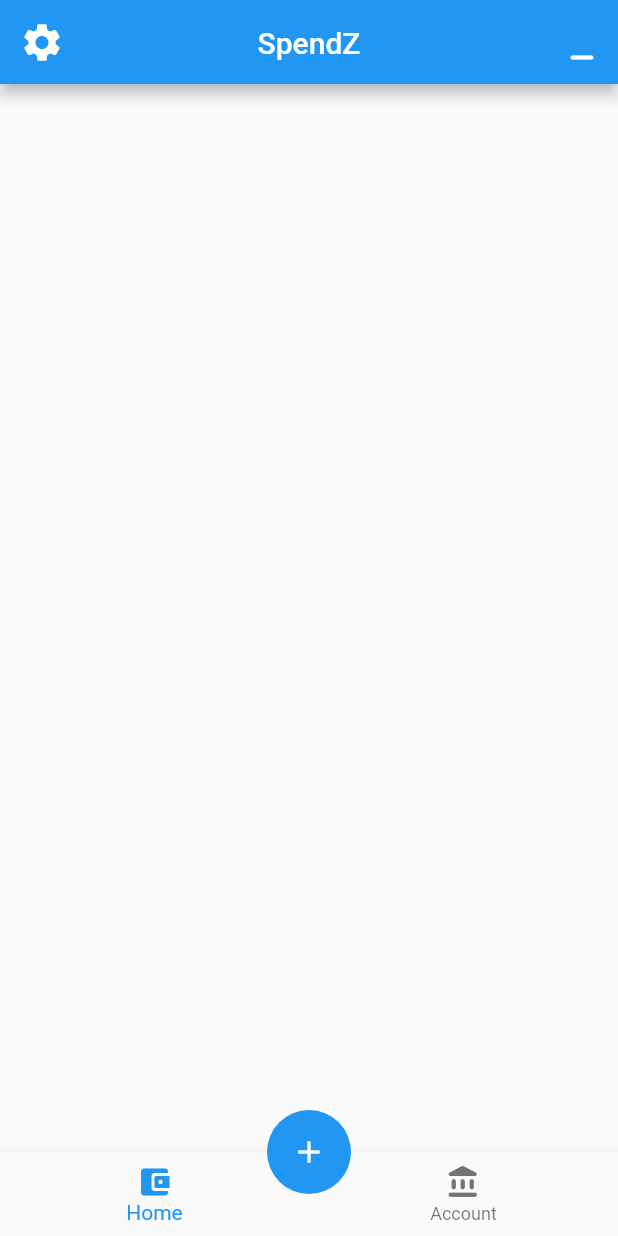
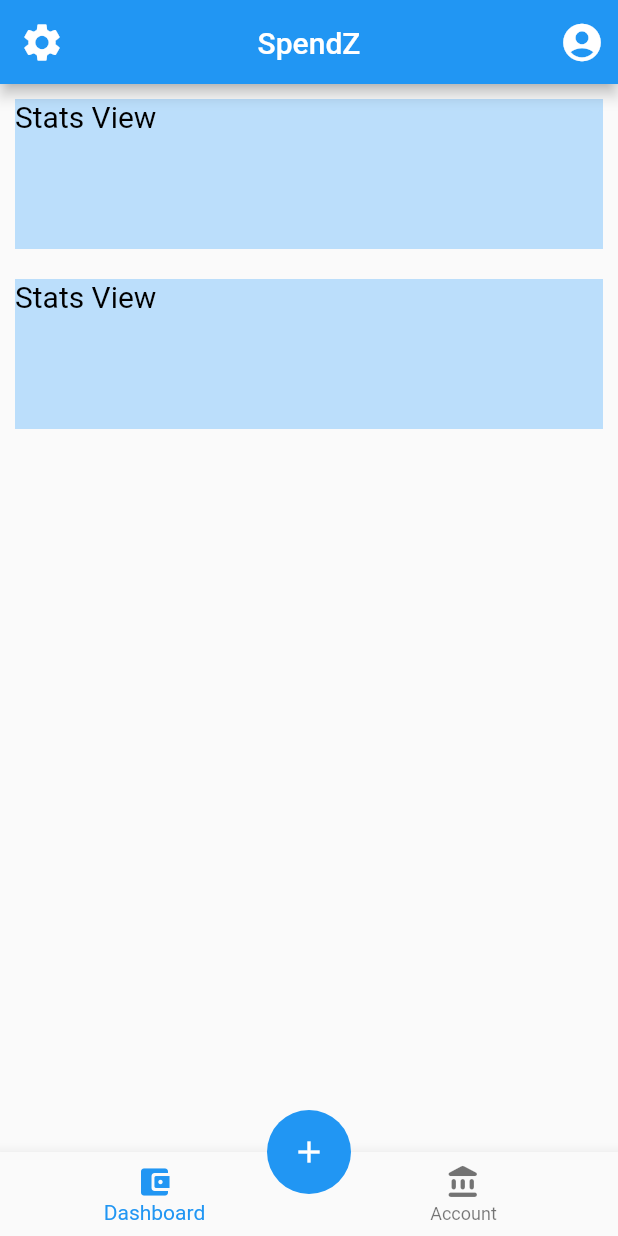
Before and after one commit to gautham2k3/SpendZ, a Flutter app: the screen it shows after launch, on a phone screen of 412 x 824 dp. Run offline on Flutter 3.47's test engine with Material 2 defaults, Android fonts, the phone set to English and light mode, and no system bars.

Commit message:
Added Container

```diff
--- a/lib/main.dart
+++ b/lib/main.dart
@@ -50,7 +50,7 @@ class _MyHomePageState extends State<MyHomePage> {
             ),
             actions: [
               IconButton(
-                icon: const Icon(Icons.minimize_rounded),
+                icon: const Icon(Icons.account_circle_rounded),
                 iconSize: 30,
                 onPressed:() {
                   setState(()
@@ -63,6 +63,24 @@ class _MyHomePageState extends State<MyHomePage> {
                 },
               )
             ],
+          ),
+          SliverList(
+            delegate: SliverChildBuilderDelegate(
+                  (BuildContext context,int index) {
+                return Container(
+                  margin: const EdgeInsets.all(10.0),
+                  height: 100,
+                  color: Colors.blue[100],
+                  child: const Text(
+                    "Stats View",style: TextStyle(
+                    fontSize: 20,
+                    color: Colors.black,
+                  ),
+                  ),
+                );
+              },
+              childCount: 2,
+            ),
           ),
         ],
       ),
@@ -80,7 +98,7 @@ class _MyHomePageState extends State<MyHomePage> {
       bottomNavigationBar: BottomNavigationBar(
         items:  const <BottomNavigationBarItem> [
           BottomNavigationBarItem(icon: Icon(Icons.account_balance_wallet_rounded),
-            label: "Home",
+            label: "Dashboard",
             tooltip: "Home Screen",
           ),
           BottomNavigationBarItem(icon: Icon(Icons.account_balance_rounded),
```
